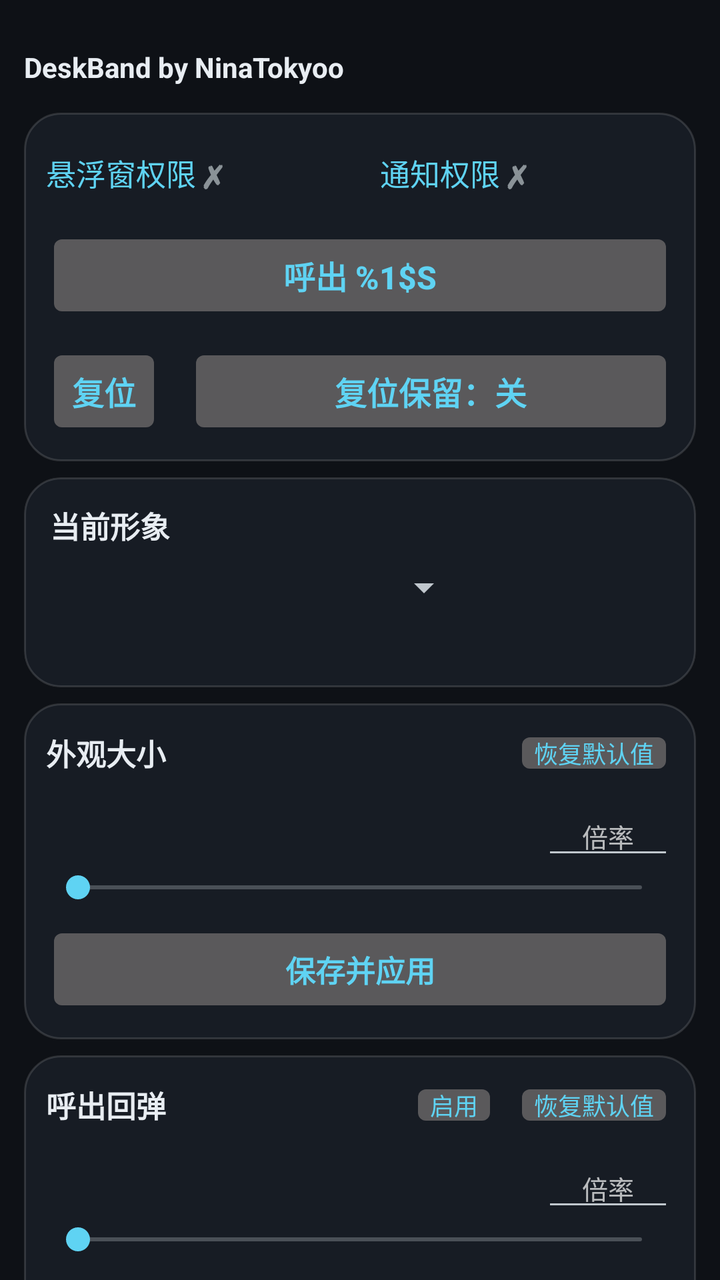
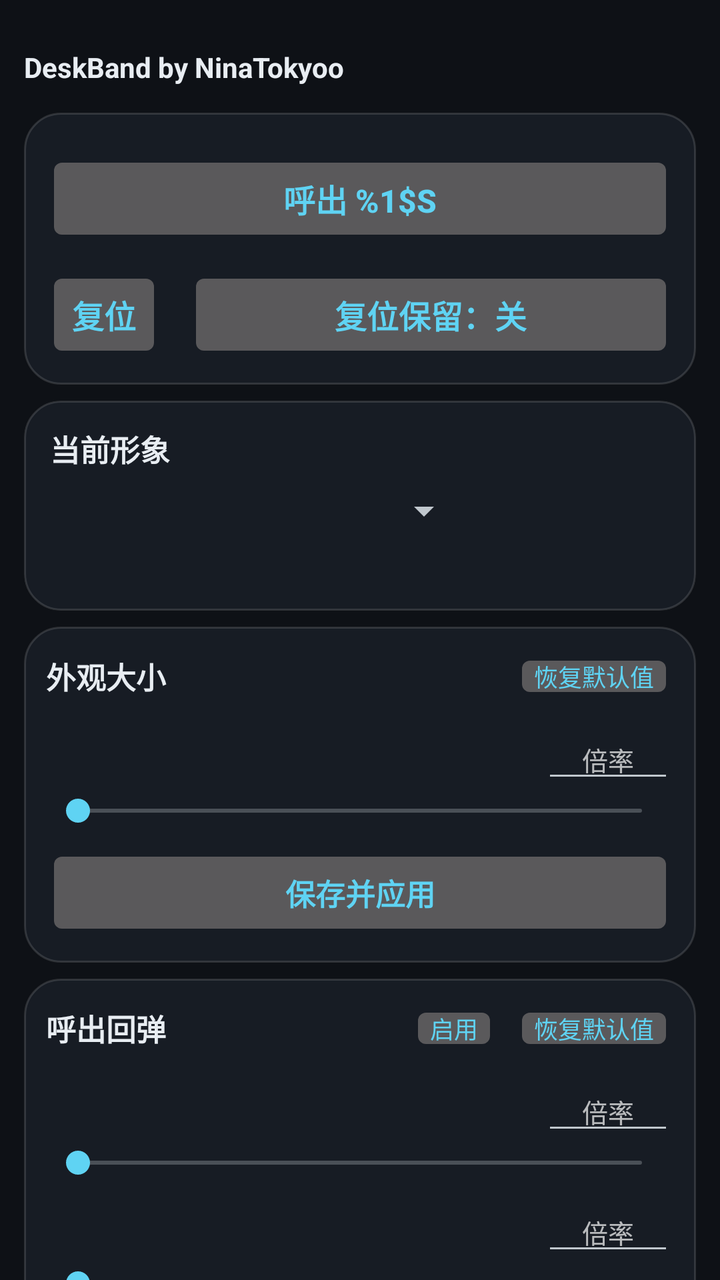

Before-and-after screenshots of an Android layout around one commit, followed by the original layout XML and the change that was made.
<!-- AndroidManifest.xml: application theme AppTheme -->
<!-- res/layout/activity_main.xml -->
<?xml version="1.0" encoding="utf-8"?>
<ScrollView xmlns:android="http://schemas.android.com/apk/res/android"
    android:id="@+id/root"
    android:layout_width="match_parent"
    android:layout_height="match_parent"
    android:fillViewport="true"
    android:background="@color/bg"
    android:overScrollMode="ifContentScrolls"
    android:scrollbarAlwaysDrawVerticalTrack="false"
    android:scrollbars="none">

    <LinearLayout
        android:layout_width="match_parent"
        android:layout_height="wrap_content"
        android:orientation="vertical"
        android:paddingTop="8dp"
        android:paddingBottom="28dp">

        
        <TextView
            android:id="@+id/txtTitle"
            android:layout_width="match_parent"
            android:layout_height="wrap_content"
            android:layout_marginStart="12dp"
            android:layout_marginEnd="12dp"
            android:layout_marginTop="18dp"
            android:layout_marginBottom="6dp"
            android:maxLines="1"
            android:includeFontPadding="false"
            android:text="@string/ui_title"
            android:textColor="@color/text_primary"
            android:textStyle="bold" />

        
        <LinearLayout style="@style/Card" android:tag="card" android:layout_marginStart="12dp" android:layout_marginEnd="12dp">

            
            <LinearLayout
                android:layout_width="match_parent"
                android:layout_height="wrap_content"
                android:orientation="horizontal"
                android:baselineAligned="false">

                <LinearLayout
                    android:id="@+id/rowOverlay"
                    android:layout_width="0dp"
                    android:layout_height="wrap_content"
                    android:layout_weight="1"
                    android:orientation="horizontal"
                    android:gravity="center_vertical"
                    android:background="?android:attr/selectableItemBackground"
                    android:paddingTop="8dp"
                    android:paddingBottom="8dp">

                    <TextView
                        android:id="@+id/txtPermOverlay"
                        android:layout_width="wrap_content"
                        android:layout_height="wrap_content"
                        android:maxLines="1"
                        android:ellipsize="end"
                        android:text="@string/perm_overlay"
                        android:textColor="@color/accent"
                        android:textSize="15sp" />

                    <TextView
                        android:id="@+id/markOverlay"
                        android:layout_width="wrap_content"
                        android:layout_height="wrap_content"
                        android:layout_marginStart="3dp"
                        android:textSize="16sp"
                        android:textStyle="bold"
                        android:text="@string/perm_missing_mark" />
                </LinearLayout>

                <LinearLayout
                    android:id="@+id/rowNotify"
                    android:layout_width="0dp"
                    android:layout_height="wrap_content"
                    android:layout_weight="1"
                    android:layout_marginStart="20dp"
                    android:orientation="horizontal"
                    android:gravity="center_vertical"
                    android:background="?android:attr/selectableItemBackground"
                    android:paddingTop="8dp"
                    android:paddingBottom="8dp">

                    <TextView
                        android:id="@+id/txtPermNotify"
                        android:layout_width="wrap_content"
                        android:layout_height="wrap_content"
                        android:maxLines="1"
                        android:ellipsize="end"
                        android:text="@string/perm_notify"
                        android:textColor="@color/accent"
                        android:textSize="15sp" />

                    <TextView
                        android:id="@+id/markNotify"
                        android:layout_width="wrap_content"
                        android:layout_height="wrap_content"
                        android:layout_marginStart="3dp"
                        android:textSize="16sp"
                        android:textStyle="bold"
                        android:text="@string/perm_missing_mark" />
                </LinearLayout>
            </LinearLayout>

            
            <Button
                android:id="@+id/btnToggle"
                style="@style/BigButton"
                android:layout_marginTop="8dp"
                android:maxLines="1"
                android:ellipsize="end"
                android:text="@string/btn_summon" />

            <LinearLayout
                android:layout_width="match_parent"
                android:layout_height="wrap_content"
                android:layout_marginTop="10dp"
                android:orientation="horizontal"
                android:baselineAligned="false">

                
                <Button
                    android:id="@+id/btnReset"
                    style="@style/BigButton"
                    android:layout_width="wrap_content"
                    android:layout_height="wrap_content"
                    android:layout_marginTop="0dp"
                    android:paddingStart="13dp"
                    android:paddingEnd="13dp"
                    android:minWidth="0dp"
                    android:maxLines="1"
                    android:text="@string/btn_reset" />

                <Space
                    android:layout_width="13dp"
                    android:layout_height="1dp" />

                <Button
                    android:id="@+id/btnResetKeep"
                    style="@style/BigButton"
                    android:layout_width="0dp"
                    android:layout_height="wrap_content"
                    android:layout_weight="1"
                    android:layout_marginTop="0dp"
                    android:paddingStart="13dp"
                    android:paddingEnd="13dp"
                    android:minWidth="0dp"
                    android:maxLines="1"
                    android:ellipsize="end"
                    android:text="@string/reset_keep_off" />
            </LinearLayout>
        </LinearLayout>

        
        <LinearLayout
            style="@style/Card"
            android:tag="card"
            android:padding="0dp"
            android:clipToOutline="true"
            android:layout_marginStart="12dp"
            android:layout_marginEnd="12dp">

            <FrameLayout
                android:layout_width="match_parent"
                android:layout_height="wrap_content">

                <LinearLayout
                    android:layout_width="match_parent"
                    android:layout_height="wrap_content"
                    android:orientation="vertical"
                    android:padding="13dp">

                    <TextView
                        style="@style/CardTitle"
                        android:text="@string/section_skin" />

                    <Spinner
                        android:id="@+id/spinnerSkin"
                        android:layout_width="match_parent"
                        android:layout_height="wrap_content"
                        android:layout_marginTop="8dp"
                        android:layout_marginEnd="99dp"
                        android:popupAnimationStyle="@style/SpinnerPopupAnim" />
                </LinearLayout>

                
                <ImageView
                    android:id="@+id/imgCornerPreview"
                    android:layout_width="104dp"
                    android:layout_height="104dp"
                    android:layout_gravity="end|bottom"
                    android:layout_marginEnd="1dp"
                    android:layout_marginBottom="1dp"
                    android:scaleType="matrix"
                    android:clickable="false"
                    android:focusable="false"
                    android:importantForAccessibility="no" />
            </FrameLayout>
        </LinearLayout>

        
        <LinearLayout style="@style/Card" android:tag="card" android:layout_marginStart="12dp" android:layout_marginEnd="12dp">

            <LinearLayout style="@style/CardTitleRow">

                <TextView
                    style="@style/CardTitle"
                    android:layout_width="0dp"
                    android:layout_weight="1"
                    android:text="@string/section_look" />

                <Button
                    android:id="@+id/btnResetSize"
                    style="@style/CardAction"
                    android:text="@string/restore_default" />
            </LinearLayout>

            
            <LinearLayout
                android:layout_width="match_parent"
                android:layout_height="wrap_content"
                android:layout_marginTop="8dp"
                android:orientation="horizontal"
                android:gravity="center_vertical">

                <TextView
                    android:id="@+id/txtSize"
                    android:layout_width="0dp"
                    android:layout_height="wrap_content"
                    android:layout_weight="1"
                    android:maxLines="1"
                    android:ellipsize="end"
                    android:textColor="@color/text_secondary"
                    android:textSize="13sp" />

                <EditText
                    android:id="@+id/editSize"
                    android:layout_width="66dp"
                    android:layout_height="wrap_content"
                    android:layout_marginStart="10dp"
                    android:inputType="numberDecimal"
                    android:imeOptions="actionDone"
                    android:maxLength="5"
                    android:textSize="13sp"
                    android:gravity="center"
                    android:hint="@string/size_input" />
            </LinearLayout>

            <SeekBar
                android:id="@+id/seekSize"
                android:layout_width="match_parent"
                android:layout_height="wrap_content" />

            <Button
                android:id="@+id/btnSaveSize"
                style="@style/PrimaryButton"
                android:text="@string/save_apply" />
        </LinearLayout>

        
        <LinearLayout style="@style/Card" android:tag="card" android:layout_marginStart="12dp" android:layout_marginEnd="12dp">

            <LinearLayout style="@style/CardTitleRow">

                <TextView
                    style="@style/CardTitle"
                    android:layout_width="0dp"
                    android:layout_weight="1"
                    android:text="@string/section_summon" />

                <Button
                    android:id="@+id/btnSummonToggle"
                    style="@style/CardAction"
                    android:text="@string/summon_on" />

                <Button
                    android:id="@+id/btnResetSummon"
                    style="@style/CardAction"
                    android:text="@string/restore_default" />
            </LinearLayout>

            
            <LinearLayout
                android:layout_width="match_parent"
                android:layout_height="wrap_content"
                android:layout_marginTop="8dp"
                android:orientation="horizontal"
                android:gravity="center_vertical">

                <TextView
                    android:id="@+id/txtSummonTime"
                    android:layout_width="0dp"
                    android:layout_height="wrap_content"
                    android:layout_weight="1"
                    android:maxLines="1"
                    android:ellipsize="end"
                    android:textColor="@color/text_secondary"
                    android:textSize="13sp" />

                <EditText
                    android:id="@+id/editSummonTime"
                    android:layout_width="66dp"
                    android:layout_height="wrap_content"
                    android:layout_marginStart="10dp"
                    android:inputType="numberDecimal"
                    android:imeOptions="actionDone"
                    android:maxLength="5"
                    android:textSize="13sp"
                    android:gravity="center"
                    android:hint="@string/summon_input" />
            </LinearLayout>

            <SeekBar
                android:id="@+id/seekSummonTime"
                android:layout_width="match_parent"
                android:layout_height="wrap_content" />

            
            <LinearLayout
                android:layout_width="match_parent"
                android:layout_height="wrap_content"
                android:layout_marginTop="6dp"
                android:orientation="horizontal"
                android:gravity="center_vertical">

                <TextView
                    android:id="@+id/txtSummonPop"
                    android:layout_width="0dp"
                    android:layout_height="wrap_content"
                    android:layout_weight="1"
                    android:maxLines="1"
                    android:ellipsize="end"
                    android:textColor="@color/text_secondary"
                    android:textSize="13sp" />

                <EditText
                    android:id="@+id/editSummonPop"
                    android:layout_width="66dp"
                    android:layout_height="wrap_content"
                    android:layout_marginStart="10dp"
                    android:inputType="numberDecimal"
                    android:imeOptions="actionDone"
                    android:maxLength="5"
                    android:textSize="13sp"
                    android:gravity="center"
                    android:hint="@string/summon_input" />
            </LinearLayout>

            <SeekBar
                android:id="@+id/seekSummonPop"
                android:layout_width="match_parent"
                android:layout_height="wrap_content" />

            
            <LinearLayout
                android:layout_width="match_parent"
                android:layout_height="wrap_content"
                android:layout_marginTop="6dp"
                android:orientation="horizontal"
                android:gravity="center_vertical">

                <TextView
                    android:id="@+id/txtSummonSpring"
                    android:layout_width="0dp"
                    android:layout_height="wrap_content"
                    android:layout_weight="1"
                    android:maxLines="1"
                    android:ellipsize="end"
                    android:textColor="@color/text_secondary"
                    android:textSize="13sp" />

                <EditText
                    android:id="@+id/editSummonSpring"
                    android:layout_width="66dp"
                    android:layout_height="wrap_content"
                    android:layout_marginStart="10dp"
                    android:inputType="numberDecimal"
                    android:imeOptions="actionDone"
                    android:maxLength="5"
                    android:textSize="13sp"
                    android:gravity="center"
                    android:hint="@string/summon_input" />
            </LinearLayout>

            <SeekBar
                android:id="@+id/seekSummonSpring"
                android:layout_width="match_parent"
                android:layout_height="wrap_content" />

            <Button
                android:id="@+id/btnSaveSummon"
                style="@style/PrimaryButton"
                android:text="@string/save_apply" />
        </LinearLayout>

        
        <LinearLayout style="@style/Card" android:tag="card" android:layout_marginStart="12dp" android:layout_marginEnd="12dp">

            <LinearLayout style="@style/CardTitleRow">

                <TextView
                    style="@style/CardTitle"
                    android:layout_width="0dp"
                    android:layout_weight="1"
                    android:text="@string/section_bounce" />

                
                <Button
                    android:id="@+id/btnBounceToggle"
                    style="@style/CardAction"
                    android:text="@string/bounce_on" />

                <Button
                    android:id="@+id/btnResetBounce"
                    style="@style/CardAction"
                    android:text="@string/restore_default" />
            </LinearLayout>

            
            <LinearLayout
                android:layout_width="match_parent"
                android:layout_height="wrap_content"
                android:layout_marginTop="8dp"
                android:orientation="horizontal"
                android:gravity="center_vertical">

                <TextView
                    android:id="@+id/txtBounceAmp"
                    android:layout_width="0dp"
                    android:layout_height="wrap_content"
                    android:layout_weight="1"
                    android:maxLines="1"
                    android:ellipsize="end"
                    android:textColor="@color/text_secondary"
                    android:textSize="13sp" />

                <EditText
                    android:id="@+id/editBounceAmp"
                    android:layout_width="66dp"
                    android:layout_height="wrap_content"
                    android:layout_marginStart="10dp"
                    android:inputType="numberDecimal"
                    android:imeOptions="actionDone"
                    android:maxLength="5"
                    android:textSize="13sp"
                    android:gravity="center"
                    android:hint="@string/bounce_amp_input" />
            </LinearLayout>

            <SeekBar
                android:id="@+id/seekBounceAmp"
                android:layout_width="match_parent"
                android:layout_height="wrap_content" />

            
            <LinearLayout
                android:layout_width="match_parent"
                android:layout_height="wrap_content"
                android:layout_marginTop="8dp"
                android:orientation="horizontal"
                android:gravity="center_vertical">

                <TextView
                    android:id="@+id/txtBounceMs"
                    android:layout_width="0dp"
                    android:layout_height="wrap_content"
                    android:layout_weight="1"
                    android:maxLines="1"
                    android:ellipsize="end"
                    android:textColor="@color/text_secondary"
                    android:textSize="13sp" />

                <EditText
                    android:id="@+id/editBounceMs"
                    android:layout_width="66dp"
                    android:layout_height="wrap_content"
                    android:layout_marginStart="10dp"
                    android:inputType="numberDecimal"
                    android:imeOptions="actionDone"
                    android:maxLength="5"
                    android:textSize="13sp"
                    android:gravity="center"
                    android:hint="@string/bounce_ms_input" />
            </LinearLayout>

            <SeekBar
                android:id="@+id/seekBounceMs"
                android:layout_width="match_parent"
                android:layout_height="wrap_content" />

            <Button
                android:id="@+id/btnSaveBounce"
                style="@style/PrimaryButton"
                android:text="@string/save_apply" />
        </LinearLayout>

        
        <LinearLayout style="@style/Card" android:tag="card" android:layout_marginStart="12dp" android:layout_marginEnd="12dp">

            <LinearLayout style="@style/CardTitleRow">

                <TextView
                    style="@style/CardTitle"
                    android:layout_width="0dp"
                    android:layout_weight="1"
                    android:text="@string/section_breath" />

                <Button
                    android:id="@+id/btnBreathToggle"
                    style="@style/CardAction"
                    android:text="@string/breath_on" />

                <Button
                    android:id="@+id/btnResetBreath"
                    style="@style/CardAction"
                    android:text="@string/restore_default" />
            </LinearLayout>

            <LinearLayout
                android:layout_width="match_parent"
                android:layout_height="wrap_content"
                android:layout_marginTop="8dp"
                android:orientation="horizontal"
                android:gravity="center_vertical">

                <TextView
                    android:id="@+id/txtBreathAmp"
                    android:layout_width="0dp"
                    android:layout_height="wrap_content"
                    android:layout_weight="1"
                    android:maxLines="1"
                    android:ellipsize="end"
                    android:textColor="@color/text_secondary"
                    android:textSize="13sp" />

                <EditText
                    android:id="@+id/editBreathAmp"
                    android:layout_width="66dp"
                    android:layout_height="wrap_content"
                    android:layout_marginStart="10dp"
                    android:inputType="numberDecimal"
                    android:imeOptions="actionDone"
                    android:maxLength="5"
                    android:textSize="13sp"
                    android:gravity="center"
                    android:hint="@string/breath_input" />
            </LinearLayout>

            <SeekBar
                android:id="@+id/seekBreathAmp"
                android:layout_width="match_parent"
                android:layout_height="wrap_content" />

            <Button
                android:id="@+id/btnSaveBreath"
                style="@style/PrimaryButton"
                android:text="@string/save_apply" />
        </LinearLayout>

        
        <LinearLayout style="@style/Card" android:tag="card" android:layout_marginStart="12dp" android:layout_marginEnd="12dp">

            <TextView
                style="@style/CardTitle"
                android:text="@string/section_notify" />

            <EditText
                android:id="@+id/editNotify"
                android:layout_width="match_parent"
                android:layout_height="wrap_content"
                android:layout_marginTop="8dp"
                android:inputType="text"
                android:imeOptions="actionDone"
                android:maxLength="40"
                android:maxLines="2"
                android:textSize="15sp"
                android:hint="@string/notify_input" />

            <TextView
                android:id="@+id/txtNotifyCount"
                android:layout_width="match_parent"
                android:layout_height="wrap_content"
                android:layout_marginTop="4dp"
                android:textColor="@color/text_secondary"
                android:textSize="12sp" />

            <Button
                android:id="@+id/btnSaveNotify"
                style="@style/PrimaryButton"
                android:layout_marginTop="10dp"
                android:text="@string/save_apply" />
        </LinearLayout>

        
        <LinearLayout
            style="@style/Card"
            android:tag="card"
            android:layout_marginStart="12dp"
            android:layout_marginEnd="12dp">

            <TextView
                style="@style/CardTitle"
                android:text="@string/section_theme" />

            <Spinner
                android:id="@+id/spinnerTheme"
                android:layout_width="match_parent"
                android:layout_height="wrap_content"
                android:layout_marginTop="8dp"
                android:popupAnimationStyle="@style/SpinnerPopupAnim" />
        </LinearLayout>
    </LinearLayout>
</ScrollView>
<!-- resources referenced by this layout -->
<resources>
  <color name="accent">#5FD3F3</color>
  <color name="bg">#0E1116</color>
  <color name="text_primary">#E8EDF2</color>
  <color name="text_secondary">#93A1B0</color>
  <string name="bounce_amp_input">倍率</string>
  <string name="bounce_ms_input">倍率</string>
  <string name="bounce_on">启用</string>
  <string name="breath_input">倍率</string>
  <string name="breath_on">启用</string>
  <string name="btn_reset">复位</string>
  <string name="btn_summon">呼出 %1$s</string>
  <string name="notify_input">留空使用默认文案</string>
  <string name="perm_missing_mark">✗</string>
  <string name="perm_notify">通知权限</string>
  <string name="perm_overlay">悬浮窗权限</string>
  <string name="reset_keep_off">复位保留：关</string>
  <string name="restore_default">恢复默认值</string>
  <string name="save_apply">保存并应用</string>
  <string name="section_bounce">边框回弹</string>
  <string name="section_breath">呼吸</string>
  <string name="section_look">外观大小</string>
  <string name="section_notify">通知栏内容</string>
  <string name="section_skin">当前形象</string>
  <string name="section_summon">呼出回弹</string>
  <string name="section_theme">外观模式</string>
  <string name="size_input">倍率</string>
  <string name="summon_input">倍率</string>
  <string name="summon_on">启用</string>
  <string name="ui_title">DeskBand by NinaTokyoo</string>
  <style name="BigButton" parent="PrimaryButton">
          <item name="android:textSize">16sp</item>
          <item name="android:paddingTop">11dp</item>
          <item name="android:paddingBottom">11dp</item>
          <item name="android:layout_marginTop">8dp</item>
      </style>
  <style name="Card">
          <item name="android:layout_width">match_parent</item>
          <item name="android:layout_height">wrap_content</item>
          <item name="android:orientation">vertical</item>
          <item name="android:background">@drawable/card_bg</item>
          <item name="android:padding">11dp</item>
          <item name="android:layout_marginTop">8dp</item>
      </style>
  <style name="CardTitle">
          <item name="android:layout_width">wrap_content</item>
          <item name="android:layout_height">wrap_content</item>
          <item name="android:textColor">@color/text_primary</item>
          <item name="android:textSize">15sp</item>
          <item name="android:textStyle">bold</item>
      </style>
  <style name="CardTitleRow">
          <item name="android:layout_width">match_parent</item>
          <item name="android:layout_height">wrap_content</item>
          <item name="android:orientation">horizontal</item>
          <item name="android:gravity">center_vertical</item>
      </style>
  <style name="SpinnerPopupAnim">
          <item name="android:windowEnterAnimation">@android:anim/fade_in</item>
          <item name="android:windowExitAnimation">@android:anim/fade_out</item>
      </style>
  <style name="AppTheme" parent="@android:style/Theme.DeviceDefault.NoActionBar">
          <item name="android:windowBackground">@color/bg</item>
          <item name="android:colorAccent">@color/accent</item>
          <item name="android:statusBarColor">@android:color/transparent</item>
          <item name="android:navigationBarColor">@android:color/transparent</item>
          <item name="android:windowLightStatusBar">false</item>
      </style>
  <!-- drawable card_bg (drawable) -->
  <?xml version="1.0" encoding="utf-8"?>
  <shape xmlns:android="http://schemas.android.com/apk/res/android"
      android:shape="rectangle">
      <solid android:color="@color/card" />
      <corners android:radius="18dp" />
      <stroke android:width="1dp" android:color="@color/card_stroke" />
  </shape>
  <color name="card">#171C24</color>
  <color name="card_stroke">#22FFFFFF</color>
  <!-- unchanged entries left out for length: 2 -->
</resources>

<!-- the commit's change to res/layout/activity_main.xml (unified diff, before → after) -->
@@ -35,75 +35,6 @@
         <LinearLayout style="@style/Card" android:tag="card" android:layout_marginStart="12dp" android:layout_marginEnd="12dp">
 
             
-            <LinearLayout
-                android:layout_width="match_parent"
-                android:layout_height="wrap_content"
-                android:orientation="horizontal"
-                android:baselineAligned="false">
-
-                <LinearLayout
-                    android:id="@+id/rowOverlay"
-                    android:layout_width="0dp"
-                    android:layout_height="wrap_content"
-                    android:layout_weight="1"
-                    android:orientation="horizontal"
-                    android:gravity="center_vertical"
-                    android:background="?android:attr/selectableItemBackground"
-                    android:paddingTop="8dp"
-                    android:paddingBottom="8dp">
-
-                    <TextView
-                        android:id="@+id/txtPermOverlay"
-                        android:layout_width="wrap_content"
-                        android:layout_height="wrap_content"
-                        android:maxLines="1"
-                        android:ellipsize="end"
-                        android:text="@string/perm_overlay"
-                        android:textColor="@color/accent"
-                        android:textSize="15sp" />
-
-                    <TextView
-                        android:id="@+id/markOverlay"
-                        android:layout_width="wrap_content"
-                        android:layout_height="wrap_content"
-                        android:layout_marginStart="3dp"
-                        android:textSize="16sp"
-                        android:textStyle="bold"
-                        android:text="@string/perm_missing_mark" />
-                </LinearLayout>
-
-                <LinearLayout
-                    android:id="@+id/rowNotify"
-                    android:layout_width="0dp"
-                    android:layout_height="wrap_content"
-                    android:layout_weight="1"
-                    android:layout_marginStart="20dp"
-                    android:orientation="horizontal"
-                    android:gravity="center_vertical"
-                    android:background="?android:attr/selectableItemBackground"
-                    android:paddingTop="8dp"
-                    android:paddingBottom="8dp">
-
-                    <TextView
-                        android:id="@+id/txtPermNotify"
-                        android:layout_width="wrap_content"
-                        android:layout_height="wrap_content"
-                        android:maxLines="1"
-                        android:ellipsize="end"
-                        android:text="@string/perm_notify"
-                        android:textColor="@color/accent"
-                        android:textSize="15sp" />
-
-                    <TextView
-                        android:id="@+id/markNotify"
-                        android:layout_width="wrap_content"
-                        android:layout_height="wrap_content"
-                        android:layout_marginStart="3dp"
-                        android:textSize="16sp"
-                        android:textStyle="bold"
-                        android:text="@string/perm_missing_mark" />
-                </LinearLayout>
-            </LinearLayout>
 
             
             <Button
@@ -612,5 +543,77 @@
                 android:layout_marginTop="8dp"
                 android:popupAnimationStyle="@style/SpinnerPopupAnim" />
         </LinearLayout>
+
+        <LinearLayout style="@style/Card" android:tag="card" android:layout_marginStart="12dp" android:layout_marginEnd="12dp">
+            <LinearLayout
+                android:layout_width="match_parent"
+                android:layout_height="wrap_content"
+                android:orientation="horizontal"
+                android:baselineAligned="false">
+
+                <LinearLayout
+                    android:id="@+id/rowOverlay"
+                    android:layout_width="0dp"
+                    android:layout_height="wrap_content"
+                    android:layout_weight="1"
+                    android:orientation="horizontal"
+                    android:gravity="center_vertical"
+                    android:background="?android:attr/selectableItemBackground"
+                    android:paddingTop="8dp"
+                    android:paddingBottom="8dp">
+
+                    <TextView
+                        android:id="@+id/txtPermOverlay"
+                        android:layout_width="wrap_content"
+                        android:layout_height="wrap_content"
+                        android:maxLines="1"
+                        android:ellipsize="end"
+                        android:text="@string/perm_overlay"
+                        android:textColor="@color/accent"
+                        android:textSize="15sp" />
+
+                    <TextView
+                        android:id="@+id/markOverlay"
+                        android:layout_width="wrap_content"
+                        android:layout_height="wrap_content"
+                        android:layout_marginStart="3dp"
+                        android:textSize="16sp"
+                        android:textStyle="bold"
+                        android:text="@string/perm_missing_mark" />
+                </LinearLayout>
+
+                <LinearLayout
+                    android:id="@+id/rowNotify"
+                    android:layout_width="0dp"
+                    android:layout_height="wrap_content"
+                    android:layout_weight="1"
+                    android:layout_marginStart="20dp"
+                    android:orientation="horizontal"
+                    android:gravity="center_vertical"
+                    android:background="?android:attr/selectableItemBackground"
+                    android:paddingTop="8dp"
+                    android:paddingBottom="8dp">
+
+                    <TextView
+                        android:id="@+id/txtPermNotify"
+                        android:layout_width="wrap_content"
+                        android:layout_height="wrap_content"
+                        android:maxLines="1"
+                        android:ellipsize="end"
+                        android:text="@string/perm_notify"
+                        android:textColor="@color/accent"
+                        android:textSize="15sp" />
+
+                    <TextView
+                        android:id="@+id/markNotify"
+                        android:layout_width="wrap_content"
+                        android:layout_height="wrap_content"
+                        android:layout_marginStart="3dp"
+                        android:textSize="16sp"
+                        android:textStyle="bold"
+                        android:text="@string/perm_missing_mark" />
+                </LinearLayout>
+            </LinearLayout>
+        </LinearLayout>
     </LinearLayout>
 </ScrollView>
